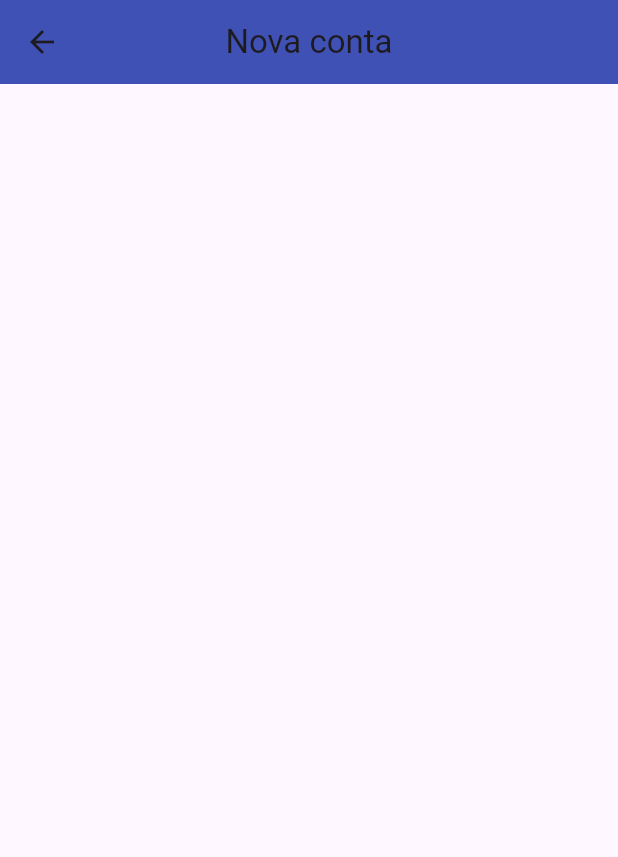
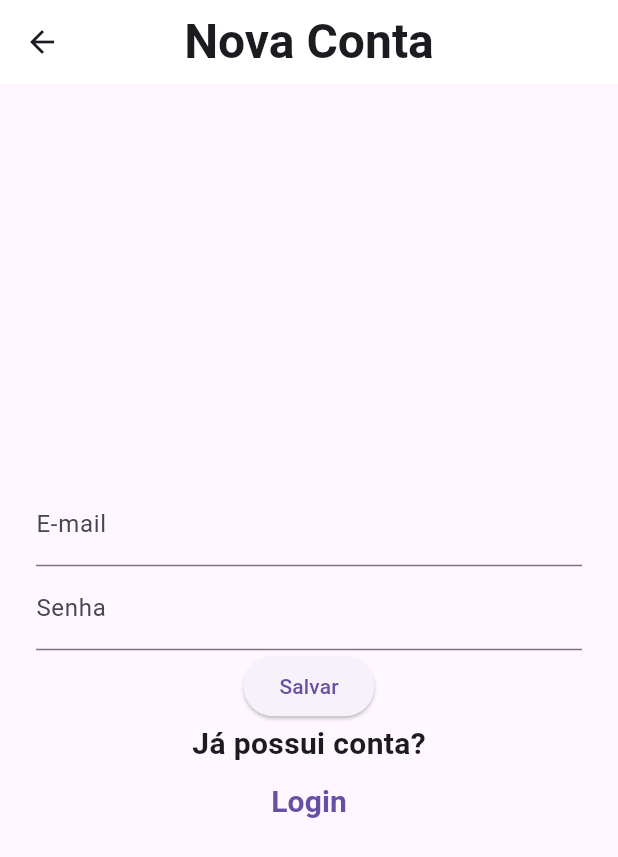
Before and after one commit to fasandrad/todo, a Flutter app: the SignupScreen screen opened directly, on a phone screen of 412 x 824 dp. Shown: the top 857 px of the screen. Run offline on Flutter 3.47's test engine with Material 3 defaults, Android fonts, the phone set to English and light mode, and no system bars.

Commit message:
feat: update signup_screen

```diff
--- a/lib/screens/signup_screen.dart
+++ b/lib/screens/signup_screen.dart
@@ -1,4 +1,6 @@
+import 'package:flutter/cupertino.dart';
 import 'package:flutter/material.dart';
+import 'package:todo/screens/login_screen.dart';
 
 class SignupScreen extends StatefulWidget {
   const SignupScreen({Key? key}) : super(key: key);
@@ -8,13 +10,57 @@ class SignupScreen extends StatefulWidget {
 }
 
 class _SignupScreenState extends State<SignupScreen> {
+
+  TextEditingController emailController = TextEditingController();
+  TextEditingController passwordController = TextEditingController();
+
   @override
   Widget build(BuildContext context) {
     return Scaffold(
       appBar: AppBar(
-        title: Text("Nova conta"),
+        title: Text("Nova Conta", style: TextStyle(fontSize: 32, fontWeight: FontWeight.w700),),
         centerTitle: true,
-        backgroundColor: Colors.indigo,
+        backgroundColor: Colors.white,
+      ),
+      body:SafeArea(
+        child: Padding(
+          padding: const EdgeInsets.symmetric(horizontal: 24),
+          child: Column(
+            mainAxisAlignment: MainAxisAlignment.center,
+            children: [
+              TextField(
+                controller: emailController,
+                keyboardType: TextInputType.emailAddress,
+                textInputAction: TextInputAction.next,
+                decoration: InputDecoration(
+                  labelText: "E-mail",
+                ),
+              ),
+              TextField(
+                controller: passwordController,
+                obscureText: true,
+                decoration: InputDecoration(
+                  labelText: "Senha",
+                ),
+              ),
+              ElevatedButton(
+                onPressed: (){
+                  debugPrint("Email: ${emailController.text}, Senha: ${passwordController.text}");
+                },
+                child: Text("Salvar"),
+              ),
+              Text("Já possui conta?", style: TextStyle(fontSize: 20, fontWeight: FontWeight.w700),),
+              TextButton(
+                onPressed: (){
+                  Navigator.of(context).pop(
+                    MaterialPageRoute(builder: (context) => LoginScreen())
+                  );
+                },
+              child: Text("Login", style: TextStyle(fontSize: 20, fontWeight: FontWeight.w700),),
+              ),
+            ],
+          ),
+        ),
       ),
     );
   }
```
